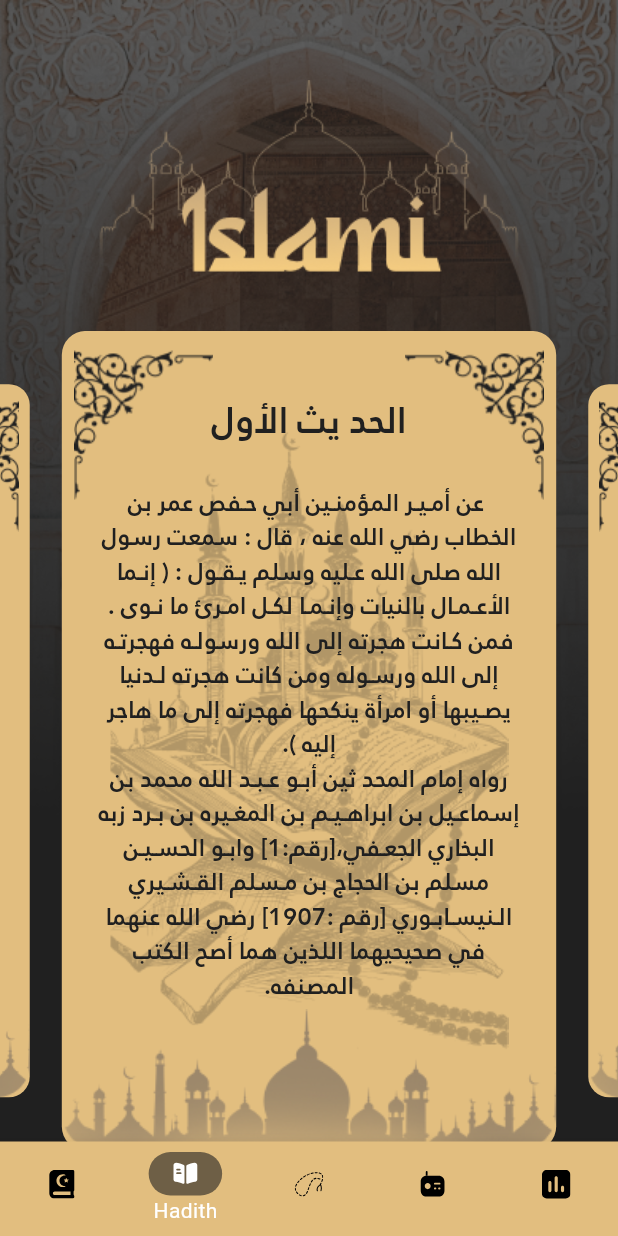
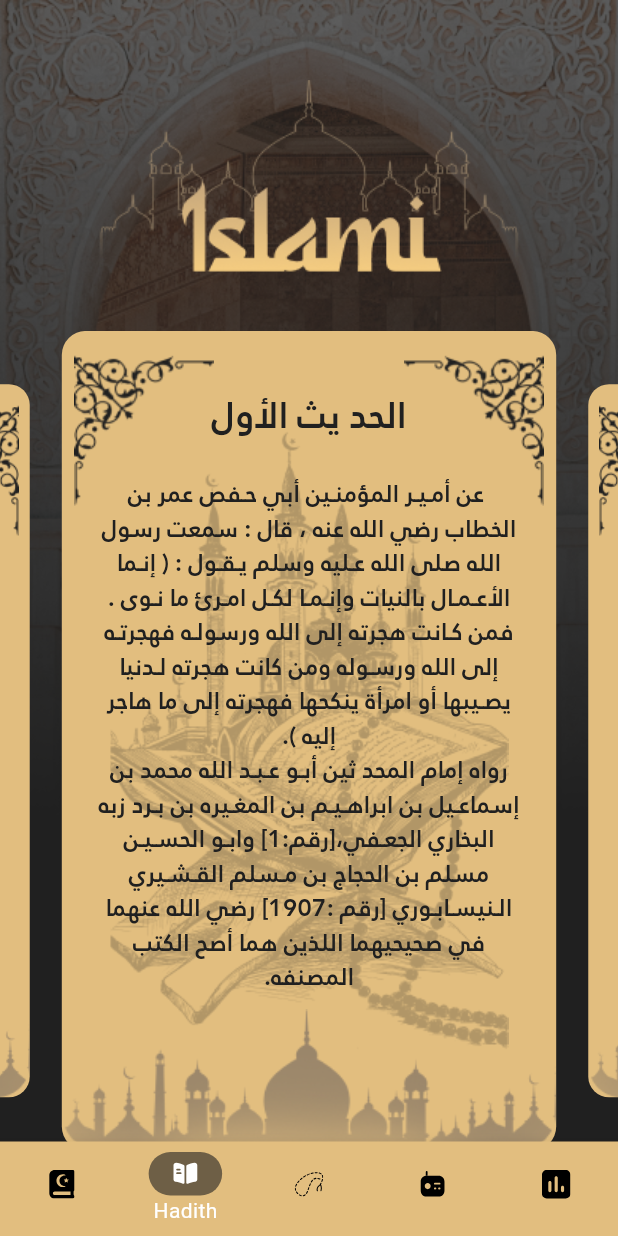
Before and after one commit to Ibrram/islami_app, a Flutter app: the screen it shows after launch, item 2 of the bottom bar chosen, on a phone screen of 412 x 824 dp. Run offline on Flutter 3.47's test engine with Material 3 defaults, Android fonts, the phone set to English and light mode, and no system bars; drawn by our look-alikes of carousel_slider; our stand-ins replace flutter_svg.

Commit message:
change static size to mediaquery for more responsive in HadithCardWidget

```diff
--- a/lib/screens/ahadith/hadith_card_widget.dart
+++ b/lib/screens/ahadith/hadith_card_widget.dart
@@ -21,17 +21,17 @@ class HadithCardWidget extends StatelessWidget {
         alignment: Alignment.center,
         children: [
           Positioned(
-            top: 12,
-            left: 8,
+            top: MediaQuery.of(context).size.height * 0.019,
+            left: MediaQuery.of(context).size.width * 0.020,
             child: Image.asset('assets/images/left_corner.png'),
           ),
           Positioned(
-            top: 12,
-            right: 8,
+            top: MediaQuery.of(context).size.height * 0.019,
+            right: MediaQuery.of(context).size.width * 0.020,
             child: Image.asset('assets/images/right_corner.png'),
           ),
           Positioned(
-            top: 42,
+            top: MediaQuery.of(context).size.height * 0.047,
             left: 0,
             right: 0,
             child: Text(
@@ -58,9 +58,9 @@ class HadithCardWidget extends StatelessWidget {
             ),
           ),
           Positioned(
-            top: 80,
-            left: 20,
-            right: 20,
+            top: MediaQuery.of(context).size.height * 0.090,
+            left: MediaQuery.of(context).size.width * 0.050,
+            right: MediaQuery.of(context).size.width * 0.050,
             child: Text(
               hadithContent,
               textAlign: TextAlign.center,
```
